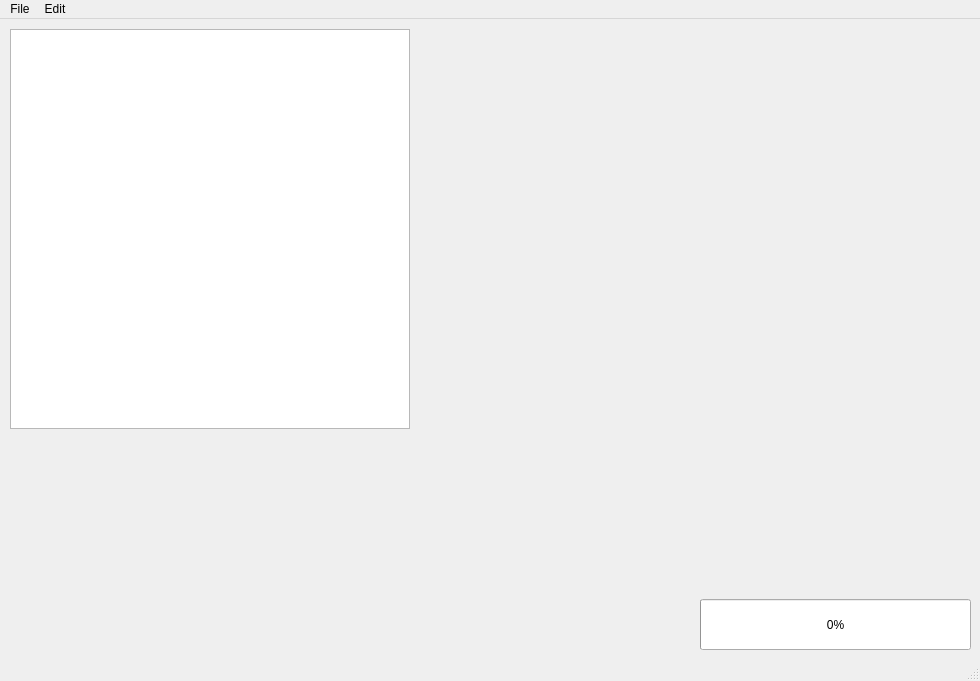
The window that gui/form.ui (IccedLemonTea/SeniorProject) describes before a commit, drawn with Qt 5.
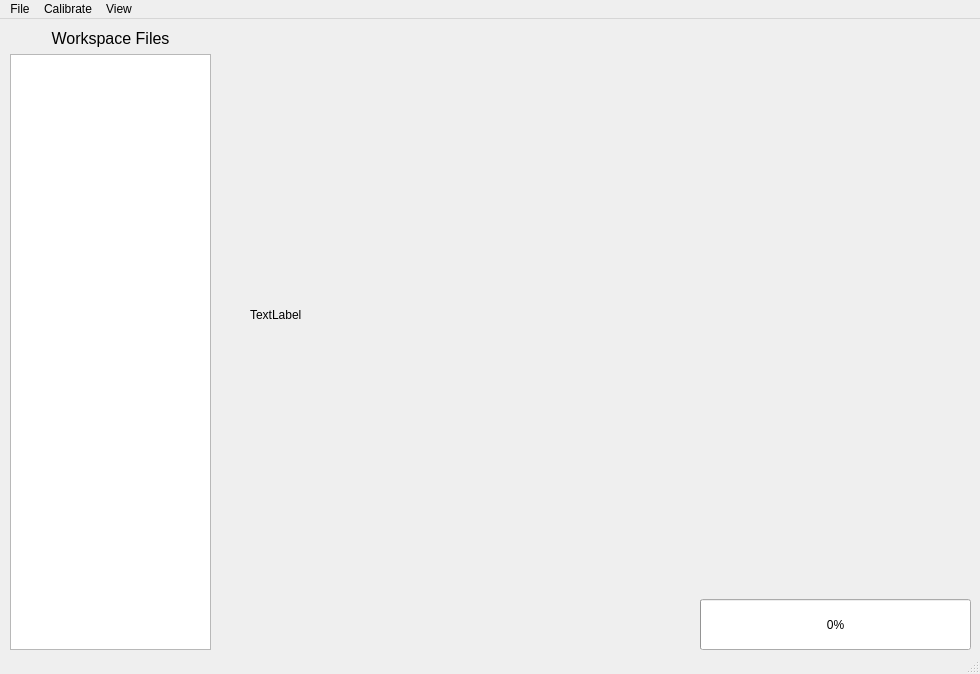
The same window after the commit.

Patch:
```diff
--- a/gui/form.ui
+++ b/gui/form.ui
@@ -7,7 +7,7 @@
     <x>0</x>
     <y>0</y>
     <width>980</width>
-    <height>681</height>
+    <height>674</height>
    </rect>
   </property>
   <property name="windowTitle">
@@ -30,14 +30,53 @@
      <bool>false</bool>
     </property>
    </widget>
-   <widget class="QListWidget" name="fileList">
+   <widget class="QWidget" name="layoutWidget">
     <property name="geometry">
      <rect>
       <x>10</x>
       <y>10</y>
-      <width>400</width>
-      <height>400</height>
+      <width>201</width>
+      <height>621</height>
      </rect>
+    </property>
+    <layout class="QVBoxLayout" name="verticalLayout">
+     <item>
+      <widget class="QLabel" name="labelWorkspaceFiles">
+       <property name="font">
+        <font>
+         <pointsize>12</pointsize>
+        </font>
+       </property>
+       <property name="text">
+        <string>Workspace Files</string>
+       </property>
+       <property name="alignment">
+        <set>Qt::AlignCenter</set>
+       </property>
+      </widget>
+     </item>
+     <item>
+      <widget class="QListWidget" name="widgetWorkspaceList">
+       <property name="font">
+        <font>
+         <pointsize>7</pointsize>
+        </font>
+       </property>
+      </widget>
+     </item>
+    </layout>
+   </widget>
+   <widget class="QLabel" name="imagelabel">
+    <property name="geometry">
+     <rect>
+      <x>250</x>
+      <y>20</y>
+      <width>711</width>
+      <height>551</height>
+     </rect>
+    </property>
+    <property name="text">
+     <string>TextLabel</string>
     </property>
    </widget>
   </widget>
@@ -60,12 +99,19 @@
    </widget>
    <widget class="QMenu" name="menuEdit">
     <property name="title">
-     <string>Edit</string>
+     <string>Calibrate</string>
     </property>
-    <addaction name="actionPerformCalibration"/>
+    <addaction name="actionChooseCalibration"/>
+   </widget>
+   <widget class="QMenu" name="menuView">
+    <property name="title">
+     <string>View</string>
+    </property>
+    <addaction name="actionView_Selected_Image"/>
    </widget>
    <addaction name="menuFile"/>
    <addaction name="menuEdit"/>
+   <addaction name="menuView"/>
   </widget>
   <action name="actionOpenImage">
    <property name="text">
```
Left out of the diff: 15 changed lines with no effect on the pictures.
